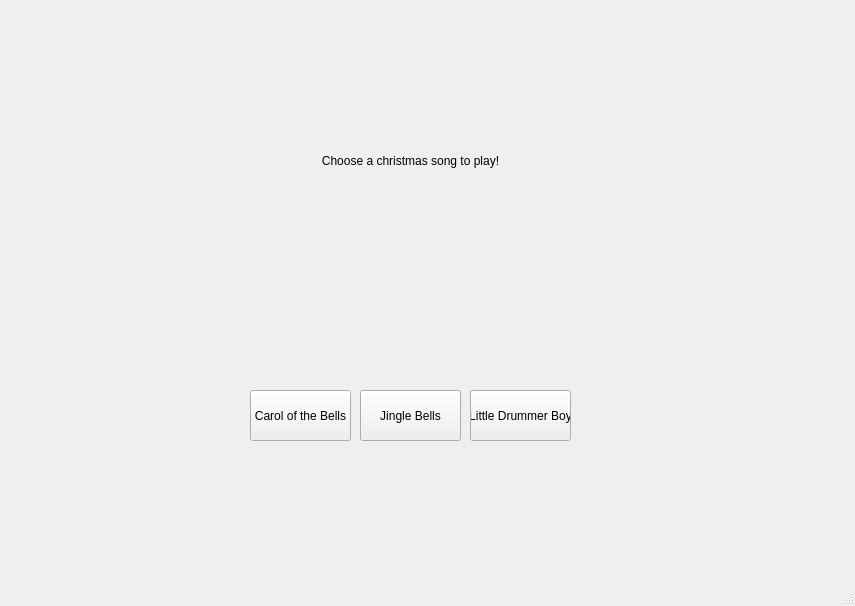
JasonLuckow/ProjectLab2, file test.ui: the form before one commit.
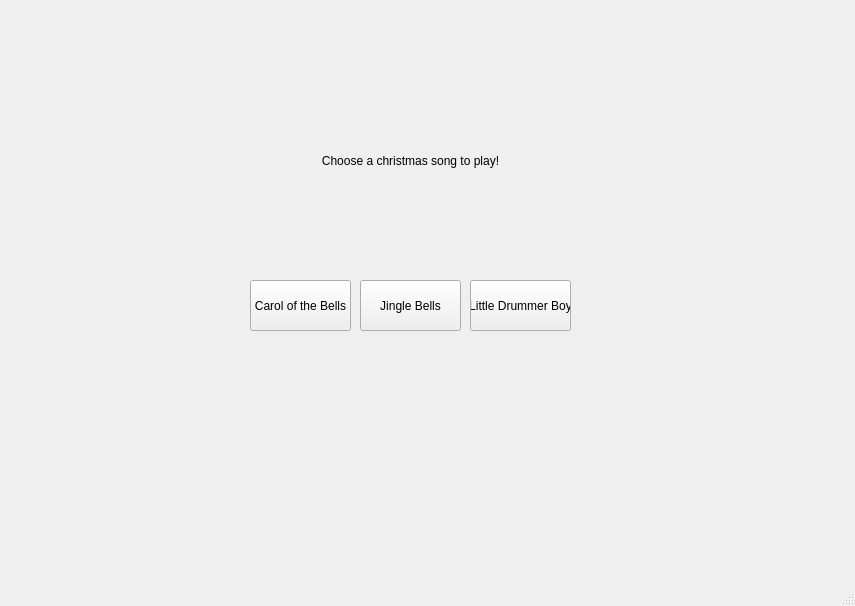
The form after the commit.

```diff
--- a/test.ui
+++ b/test.ui
@@ -21,7 +21,7 @@
     <property name="geometry">
      <rect>
       <x>250</x>
-      <y>390</y>
+      <y>280</y>
       <width>101</width>
       <height>51</height>
      </rect>
@@ -34,7 +34,7 @@
     <property name="geometry">
      <rect>
       <x>360</x>
-      <y>390</y>
+      <y>280</y>
       <width>101</width>
       <height>51</height>
      </rect>
@@ -47,7 +47,7 @@
     <property name="geometry">
      <rect>
       <x>470</x>
-      <y>390</y>
+      <y>280</y>
       <width>101</width>
       <height>51</height>
      </rect>
```
